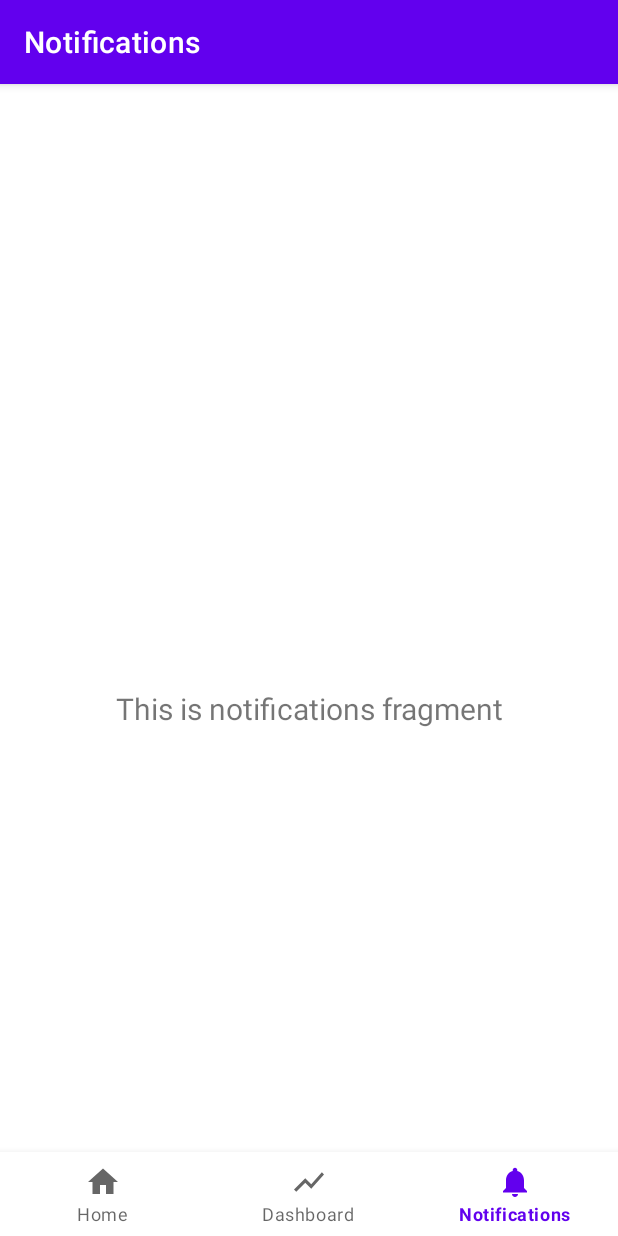
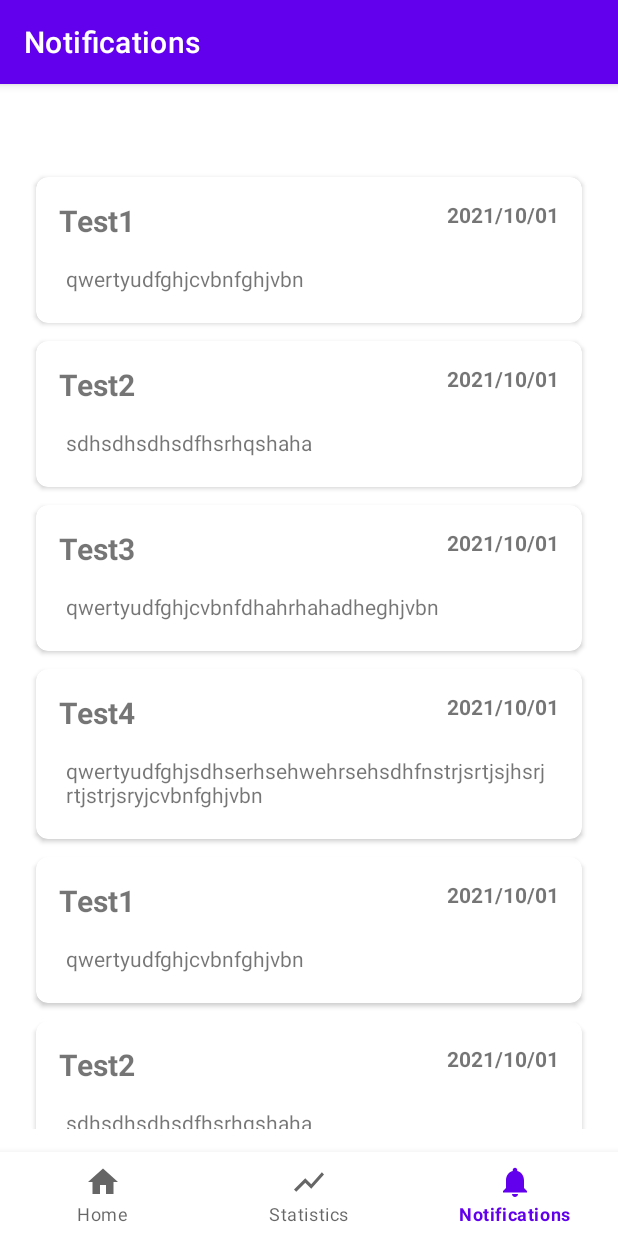
Before and after one commit to SasinduDilshara/Social-Distance-Reminder, an Android app: the NotificationsFragment screen opened through its navigation route, on a phone screen of 412 x 824 dp. Run offline under Robolectric (Android 15) with nearby library versions, the phone set to English and light mode, and no system bars; our stand-ins replace data binding, navigation-ui.

Commit message:
notifications list with data binding done

```diff
--- a/Social_DIstance_Reminder/app/build.gradle
+++ b/Social_DIstance_Reminder/app/build.gradle
@@ -30,6 +30,7 @@ android {
     }
     buildFeatures {
         viewBinding true
+        dataBinding true
     }
 }
 
--- a/Social_DIstance_Reminder/app/src/main/AndroidManifest.xml
+++ b/Social_DIstance_Reminder/app/src/main/AndroidManifest.xml
@@ -12,7 +12,7 @@
         android:theme="@style/Theme.Social_Distance_Reminder">
         <activity
             android:name=".ui.PrimeActivity"
-            android:label="@string/title_activity_prime"></activity>
+            android:label="@string/title_activity_prime" />
         <activity android:name=".ui.ViewNotificationsActivity" />
         <activity android:name=".ui.HomeActivity" />
         <activity
--- /dev/null
+++ b/Social_DIstance_Reminder/app/src/main/java/com/example/social_distance_reminder/helper/NotificationsViewAdapter.java
@@ -0,0 +1,67 @@
+package com.example.social_distance_reminder.helper;
+
+import android.content.Context;
+import android.util.Log;
+import android.view.LayoutInflater;
+import android.view.View;
+import android.view.ViewGroup;
+import android.widget.Button;
+import android.widget.TextView;
+
+import java.util.ArrayList;
+import java.util.Objects;
+
+import androidx.annotation.NonNull;
+import androidx.cardview.widget.CardView;
+import androidx.databinding.DataBindingUtil;
+import androidx.recyclerview.widget.RecyclerView;
+import com.example.social_distance_reminder.R;
+import com.example.social_distance_reminder.models.Notification;
+import com.example.social_distance_reminder.databinding.CardNotificationsBinding;
+
+
+public class NotificationsViewAdapter extends RecyclerView.Adapter<NotificationsViewAdapter.ViewHolder> {
+
+    private ArrayList<Notification> notifications;
+    private Context context;
+
+    public NotificationsViewAdapter(Context context, ArrayList<Notification> objects) {
+        this.notifications = objects;
+        this.context = context;
+    }
+
+    @NonNull
+    @Override
+    public NotificationsViewAdapter.ViewHolder onCreateViewHolder(@NonNull ViewGroup parent, int viewType) {
+        CardNotificationsBinding cardNotificationsBinding = DataBindingUtil.inflate(
+                LayoutInflater.from(parent.getContext()), R.layout.card_notifications, parent, false);
+
+        return new ViewHolder(cardNotificationsBinding);
+    }
+
+    @Override
+    public void onBindViewHolder(@NonNull ViewHolder holder, int position) {
+        Notification notification = notifications.get(position);
+        holder.bind(notification);
+    }
+
+    @Override
+    public int getItemCount() {
+        return notifications.size();
+    }
+
+    public class ViewHolder extends RecyclerView.ViewHolder {
+
+        CardNotificationsBinding cardNotificationsBinding;
+
+        public ViewHolder(@NonNull CardNotificationsBinding binding) {
+            super(binding.getRoot());
+            this.cardNotificationsBinding = binding;
+        }
+
+        public void bind(Notification notification) {
+            cardNotificationsBinding.setNotification(notification);
+            cardNotificationsBinding.executePendingBindings();
+        }
+    }
+}
--- /dev/null
+++ b/Social_DIstance_Reminder/app/src/main/java/com/example/social_distance_reminder/models/Notification.java
@@ -0,0 +1,30 @@
+package com.example.social_distance_reminder.models;
+
+import java.text.Format;
+import java.text.SimpleDateFormat;
+import java.util.Date;
+
+public class Notification {
+    private String title;
+    private Date date;
+    private String description;
+
+    public Notification(String title, Date date, String description){
+        this.title = title;
+        this.date = date;
+        this.description = description;
+    }
+
+    public String getTitle() {
+        return title;
+    }
+
+    public String getDate() {
+        Format formatter = new SimpleDateFormat("yyyy/MM/dd");
+        return formatter.format(date);
+    }
+
+    public String getDescription() {
+        return description;
+    }
+}
--- a/Social_DIstance_Reminder/app/src/main/java/com/example/social_distance_reminder/ui/ui/notifications/NotificationsFragment.java
+++ b/Social_DIstance_Reminder/app/src/main/java/com/example/social_distance_reminder/ui/ui/notifications/NotificationsFragment.java
@@ -4,43 +4,52 @@ import android.os.Bundle;
 import android.view.LayoutInflater;
 import android.view.View;
 import android.view.ViewGroup;
-import android.widget.TextView;
+
+import com.example.social_distance_reminder.databinding.FragmentNotificationsBinding;
+import com.example.social_distance_reminder.helper.NotificationsViewAdapter;
+import com.example.social_distance_reminder.models.Notification;
+
+import java.util.ArrayList;
+import java.util.Calendar;
 
 import androidx.annotation.NonNull;
 import androidx.annotation.Nullable;
 import androidx.fragment.app.Fragment;
-import androidx.lifecycle.Observer;
-import androidx.lifecycle.ViewModelProvider;
-
-import com.example.social_distance_reminder.R;
-import com.example.social_distance_reminder.databinding.FragmentNotificationsBinding;
 
 public class NotificationsFragment extends Fragment {
 
-    private NotificationsViewModel notificationsViewModel;
-    private FragmentNotificationsBinding binding;
+    ArrayList<Notification> notifications;
+    FragmentNotificationsBinding binding;
+    NotificationsViewAdapter notificationsViewAdapter;
 
-    public View onCreateView(@NonNull LayoutInflater inflater,
-                             ViewGroup container, Bundle savedInstanceState) {
-        notificationsViewModel =
-                new ViewModelProvider(this).get(NotificationsViewModel.class);
+    private String TAG = "Test";
 
+    @Nullable
+    @Override
+    public View onCreateView(@NonNull LayoutInflater inflater, @Nullable ViewGroup container, @Nullable Bundle savedInstanceState) {
         binding = FragmentNotificationsBinding.inflate(inflater, container, false);
         View root = binding.getRoot();
-
-        final TextView textView = binding.textNotifications;
-        notificationsViewModel.getText().observe(getViewLifecycleOwner(), new Observer<String>() {
-            @Override
-            public void onChanged(@Nullable String s) {
-                textView.setText(s);
-            }
-        });
+        notifications = new ArrayList<Notification>();
+        notifications.add(new Notification("Test1", Calendar.getInstance().getTime(), "qwertyudfghjcvbnfghjvbn"));
+        notifications.add(new Notification("Test2", Calendar.getInstance().getTime(), "sdhsdhsdhsdfhsrhqshaha"));
+        notifications.add(new Notification("Test3", Calendar.getInstance().getTime(), "qwertyudfghjcvbnfdhahrhahadheghjvbn"));
+        notifications.add(new Notification("Test4", Calendar.getInstance().getTime(), "qwertyudfghjsdhserhsehwehrsehsdhfnstrjsrtjsjhsrjrtjstrjsryjcvbnfghjvbn"));
+        notifications.add(new Notification("Test1", Calendar.getInstance().getTime(), "qwertyudfghjcvbnfghjvbn"));
+        notifications.add(new Notification("Test2", Calendar.getInstance().getTime(), "sdhsdhsdhsdfhsrhqshaha"));
+        notifications.add(new Notification("Test3", Calendar.getInstance().getTime(), "qwertyudfghjcvbnfdhahrhahadheghjvbn"));
+        notifications.add(new Notification("Test4", Calendar.getInstance().getTime(), "qwertyudfghjsdhserhsehwehrsehsdhfnstrjsrtjsjhsrjrtjstrjsryjcvbnfghjvbn"));
+        bookListGenerate();
         return root;
     }
 
-    @Override
-    public void onDestroyView() {
-        super.onDestroyView();
-        binding = null;
+    private void bookListGenerate() {
+//        LinearLayoutManager layoutManager = new LinearLayoutManager(getActivity(), LinearLayoutManager.VERTICAL, false);
+//        notifications_recyclerView.setLayoutManager(layoutManager);
+//        notificationsViewAdapter = new NotificationsViewAdapter(getActivity(), notifications);
+//        notifications_recyclerView.setAdapter(notificationsViewAdapter);
+
+        notificationsViewAdapter = new NotificationsViewAdapter(getActivity(), notifications);
+        binding.setNotificationAdapter(notificationsViewAdapter);
     }
+
 }
--- /dev/null
+++ b/Social_DIstance_Reminder/app/src/main/res/drawable/ic_close.xml
@@ -0,0 +1,10 @@
+<vector xmlns:android="http://schemas.android.com/apk/res/android"
+    android:width="24dp"
+    android:height="24dp"
+    android:viewportWidth="24"
+    android:viewportHeight="24"
+    android:tint="?attr/colorControlNormal">
+  <path
+      android:fillColor="@android:color/white"
+      android:pathData="M19,6.41L17.59,5 12,10.59 6.41,5 5,6.41 10.59,12 5,17.59 6.41,19 12,13.41 17.59,19 19,17.59 13.41,12z"/>
+</vector>
--- /dev/null
+++ b/Social_DIstance_Reminder/app/src/main/res/drawable/ic_search.xml
@@ -0,0 +1,10 @@
+<vector xmlns:android="http://schemas.android.com/apk/res/android"
+    android:width="24dp"
+    android:height="24dp"
+    android:viewportWidth="24"
+    android:viewportHeight="24"
+    android:tint="?attr/colorControlNormal">
+  <path
+      android:fillColor="@android:color/white"
+      android:pathData="M15.5,14h-0.79l-0.28,-0.27C15.41,12.59 16,11.11 16,9.5 16,5.91 13.09,3 9.5,3S3,5.91 3,9.5 5.91,16 9.5,16c1.61,0 3.09,-0.59 4.23,-1.57l0.27,0.28v0.79l5,4.99L20.49,19l-4.99,-5zM9.5,14C7.01,14 5,11.99 5,9.5S7.01,5 9.5,5 14,7.01 14,9.5 11.99,14 9.5,14z"/>
+</vector>
--- /dev/null
+++ b/Social_DIstance_Reminder/app/src/main/res/layout/card_notifications.xml
@@ -0,0 +1,64 @@
+<?xml version="1.0" encoding="utf-8"?>
+<layout xmlns:android="http://schemas.android.com/apk/res/android">
+
+    <data>
+        <variable
+            name="notification"
+            type="com.example.social_distance_reminder.models.Notification" />
+    </data>
+
+    <androidx.cardview.widget.CardView xmlns:app="http://schemas.android.com/apk/res-auto"
+        xmlns:tools="http://schemas.android.com/tools"
+        android:id="@+id/crd_NotificationCard"
+        android:layout_width="match_parent"
+        android:layout_height="wrap_content"
+        android:layout_marginStart="3dp"
+        android:layout_marginTop="6dp"
+        android:layout_marginEnd="3dp"
+        android:layout_marginBottom="6dp"
+        android:elevation="0dp"
+        app:cardCornerRadius="8dp"
+        tools:context=".ui.PrimeActivity">
+
+        <androidx.constraintlayout.widget.ConstraintLayout
+            android:layout_width="match_parent"
+            android:layout_height="wrap_content"
+            android:padding="10dp">
+
+            <TextView
+                android:id="@+id/lbl_NotificationCard_title"
+                android:layout_width="wrap_content"
+                android:layout_height="wrap_content"
+                android:layout_marginEnd="10dp"
+                android:padding="5dp"
+                android:textSize="20sp"
+                android:textStyle="bold"
+                android:text="@{notification.title}"
+                app:layout_constraintStart_toStartOf="parent"
+                app:layout_constraintTop_toTopOf="parent" />
+
+            <TextView
+                android:id="@+id/lbl_NotificationCard_date"
+                android:layout_width="wrap_content"
+                android:layout_height="wrap_content"
+                android:padding="5dp"
+                android:text="@{notification.date}"
+                android:textStyle="bold"
+                app:layout_constraintEnd_toEndOf="parent"
+                app:layout_constraintTop_toTopOf="parent" />
+
+            <TextView
+                android:id="@+id/lbl_NotificationCard_desc"
+                android:layout_width="match_parent"
+                android:layout_height="wrap_content"
+                android:padding="10dp"
+                android:text="@{notification.description}"
+                app:layout_constraintBottom_toBottomOf="parent"
+                app:layout_constraintEnd_toEndOf="parent"
+                app:layout_constraintStart_toStartOf="@id/lbl_NotificationCard_title"
+                app:layout_constraintTop_toBottomOf="@id/lbl_NotificationCard_title" />
+
+        </androidx.constraintlayout.widget.ConstraintLayout>
+
+    </androidx.cardview.widget.CardView>
+</layout>
--- a/Social_DIstance_Reminder/app/src/main/res/layout/fragment_notifications.xml
+++ b/Social_DIstance_Reminder/app/src/main/res/layout/fragment_notifications.xml
@@ -1,22 +1,55 @@
 <?xml version="1.0" encoding="utf-8"?>
-<androidx.constraintlayout.widget.ConstraintLayout xmlns:android="http://schemas.android.com/apk/res/android"
-    xmlns:app="http://schemas.android.com/apk/res-auto"
-    xmlns:tools="http://schemas.android.com/tools"
-    android:layout_width="match_parent"
-    android:layout_height="match_parent"
-    tools:context=".ui.ui.notifications.NotificationsFragment">
+<layout xmlns:android="http://schemas.android.com/apk/res/android">
+    <data>
+        <variable
+            name="notificationAdapter"
+            type="com.example.social_distance_reminder.helper.NotificationsViewAdapter" />
+    </data>
 
-    <TextView
-        android:id="@+id/text_notifications"
+    <androidx.constraintlayout.widget.ConstraintLayout xmlns:app="http://schemas.android.com/apk/res-auto"
+        xmlns:tools="http://schemas.android.com/tools"
         android:layout_width="match_parent"
-        android:layout_height="wrap_content"
-        android:layout_marginStart="8dp"
-        android:layout_marginTop="8dp"
-        android:layout_marginEnd="8dp"
-        android:textAlignment="center"
-        android:textSize="20sp"
-        app:layout_constraintBottom_toBottomOf="parent"
-        app:layout_constraintEnd_toEndOf="parent"
-        app:layout_constraintStart_toStartOf="parent"
-        app:layout_constraintTop_toTopOf="parent" />
-</androidx.constraintlayout.widget.ConstraintLayout>
+        android:layout_height="match_parent"
+        tools:context=".ui.ui.notifications.NotificationsFragment">
+
+        <androidx.constraintlayout.widget.Guideline
+            android:id="@+id/guidelineV1"
+            android:layout_width="wrap_content"
+            android:layout_height="wrap_content"
+            android:orientation="vertical"
+            app:layout_constraintGuide_percent="0.05" />
+
+        <androidx.constraintlayout.widget.Guideline
+            android:id="@+id/guidelineV6"
+            android:layout_width="wrap_content"
+            android:layout_height="wrap_content"
+            android:orientation="vertical"
+            app:layout_constraintGuide_percent="0.95" />
+
+        <androidx.constraintlayout.widget.Guideline
+            android:id="@+id/guidelineH1"
+            android:layout_width="wrap_content"
+            android:layout_height="wrap_content"
+            android:orientation="horizontal"
+            app:layout_constraintGuide_percent="0.00" />
+
+        <androidx.constraintlayout.widget.Guideline
+            android:id="@+id/guidelineH5"
+            android:layout_width="wrap_content"
+            android:layout_height="wrap_content"
+            android:orientation="horizontal"
+            app:layout_constraintGuide_percent="0.9" />
+
+
+        <androidx.recyclerview.widget.RecyclerView
+            android:id="@+id/recyclerViewBook"
+            android:layout_width="0dp"
+            android:layout_height="0dp"
+            android:adapter="@{notificationAdapter}"
+            app:layoutManager="androidx.recyclerview.widget.LinearLayoutManager"
+            app:layout_constraintBottom_toTopOf="@+id/guidelineH5"
+            app:layout_constraintEnd_toStartOf="@+id/guidelineV6"
+            app:layout_constraintStart_toEndOf="@+id/guidelineV1"
+            app:layout_constraintTop_toBottomOf="@id/guidelineH1" />
+    </androidx.constraintlayout.widget.ConstraintLayout>
+</layout>
--- a/Social_DIstance_Reminder/app/src/main/res/values/strings.xml
+++ b/Social_DIstance_Reminder/app/src/main/res/values/strings.xml
@@ -4,6 +4,6 @@
     <string name="title_activity_login">LoginActivity</string>
     <string name="title_activity_prime">PrimeActivity</string>
     <string name="title_home">Home</string>
-    <string name="title_dashboard">Dashboard</string>
+    <string name="title_dashboard">Statistics</string>
     <string name="title_notifications">Notifications</string>
 </resources>
```
